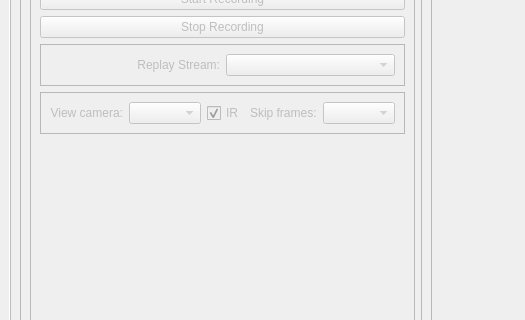
Before: the Qt Designer form Storage_Manager_app/mainwindow.ui in arizonaCameraLab/ASDP_Render_Module, drawn with Qt 5; both pictures show x 0 to 525 and y 250 to 570 of the 1059 by 702 pixel window.
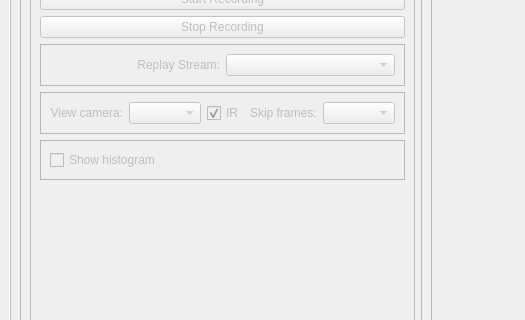
After: the same form once the commit is applied.

Commit message: GUI and internal plumbing for displaying a histogram of image data. Not yet hooked to a way to read the image data and produce histogram data.

What changed in the file:
```diff
--- a/Storage_Manager_app/mainwindow.ui
+++ b/Storage_Manager_app/mainwindow.ui
@@ -238,6 +238,25 @@
                </layout>
               </widget>
              </item>
+             <item>
+              <widget class="QFrame" name="frame_6">
+               <property name="frameShape">
+                <enum>QFrame::StyledPanel</enum>
+               </property>
+               <property name="frameShadow">
+                <enum>QFrame::Raised</enum>
+               </property>
+               <layout class="QHBoxLayout" name="horizontalLayout_8">
+                <item>
+                 <widget class="QCheckBox" name="checkBox">
+                  <property name="text">
+                   <string>Show histogram</string>
+                  </property>
+                 </widget>
+                </item>
+               </layout>
+              </widget>
+             </item>
              <item>
               <spacer name="verticalSpacer">
                <property name="orientation">
```
Left out of the diff: 17 changed lines with no effect on the pictures. The commit also changes 5 other files.
